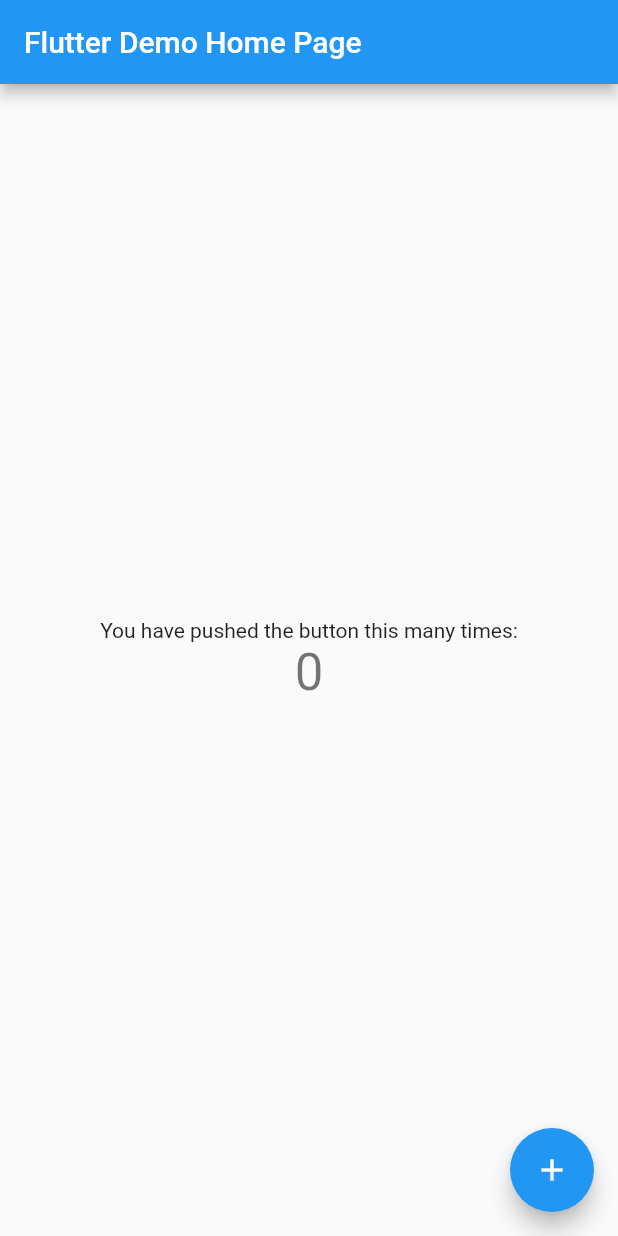
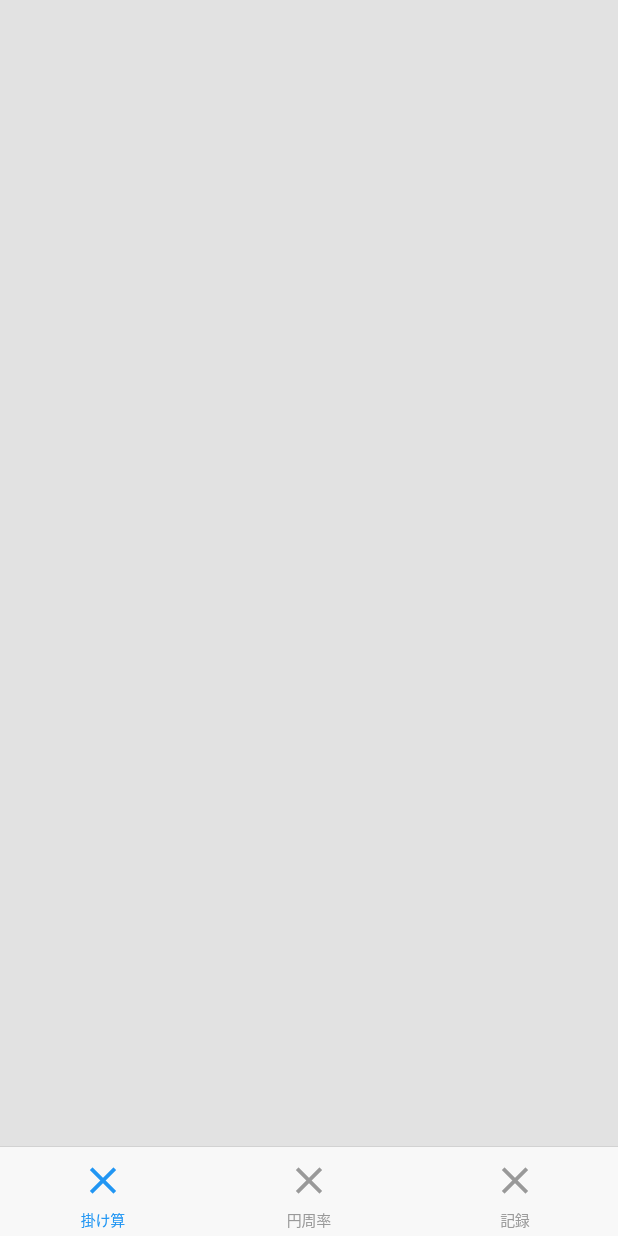
Before and after one commit to matsumo-and/Flutter_Pi_Memorization, a Flutter app: the screen it shows after launch, on a phone screen of 412 x 824 dp. Run offline on Flutter 3.47's test engine with Material 2 defaults, Android fonts, the phone set to English and light mode, and no system bars; our stand-ins replace flutter_riverpod.

Commit message:
create three tab view

```diff
--- a/lib/main.dart
+++ b/lib/main.dart
@@ -1,4 +1,6 @@
 import 'package:flutter/material.dart';
+
+import 'view/bottom_tab_bar.dart';
 
 void main() {
   runApp(const MyApp());
@@ -7,109 +9,14 @@ void main() {
 class MyApp extends StatelessWidget {
   const MyApp({Key? key}) : super(key: key);
 
-  // This widget is the root of your application.
   @override
   Widget build(BuildContext context) {
     return MaterialApp(
-      title: 'Flutter Demo',
+      title: 'Pi_Memorization',
       theme: ThemeData(
-        // This is the theme of your application.
-        //
-        // Try running your application with "flutter run". You'll see the
-        // application has a blue toolbar. Then, without quitting the app, try
-        // changing the primarySwatch below to Colors.green and then invoke
-        // "hot reload" (press "r" in the console where you ran "flutter run",
-        // or simply save your changes to "hot reload" in a Flutter IDE).
-        // Notice that the counter didn't reset back to zero; the application
-        // is not restarted.
         primarySwatch: Colors.blue,
       ),
-      home: const MyHomePage(title: 'Flutter Demo Home Page'),
+      home: const BottomTabBar(),
     );
   }
 }
-
-class MyHomePage extends StatefulWidget {
-  const MyHomePage({Key? key, required this.title}) : super(key: key);
-
-  // This widget is the home page of your application. It is stateful, meaning
-  // that it has a State object (defined below) that contains fields that affect
-  // how it looks.
-
-  // This class is the configuration for the state. It holds the values (in this
-  // case the title) provided by the parent (in this case the App widget) and
-  // used by the build method of the State. Fields in a Widget subclass are
-  // always marked "final".
-
-  final String title;
-
-  @override
-  State<MyHomePage> createState() => _MyHomePageState();
-}
-
-class _MyHomePageState extends State<MyHomePage> {
-  int _counter = 0;
-
-  void _incrementCounter() {
-    setState(() {
-      // This call to setState tells the Flutter framework that something has
-      // changed in this State, which causes it to rerun the build method below
-      // so that the display can reflect the updated values. If we changed
-      // _counter without calling setState(), then the build method would not be
-      // called again, and so nothing would appear to happen.
-      _counter++;
-    });
-  }
-
-  @override
-  Widget build(BuildContext context) {
-    // This method is rerun every time setState is called, for instance as done
-    // by the _incrementCounter method above.
-    //
-    // The Flutter framework has been optimized to make rerunning build methods
-    // fast, so that you can just rebuild anything that needs updating rather
-    // than having to individually change instances of widgets.
-    return Scaffold(
-      appBar: AppBar(
-        // Here we take the value from the MyHomePage object that was created by
-        // the App.build method, and use it to set our appbar title.
-        title: Text(widget.title),
-      ),
-      body: Center(
-        // Center is a layout widget. It takes a single child and positions it
-        // in the middle of the parent.
-        child: Column(
-          // Column is also a layout widget. It takes a list of children and
-          // arranges them vertically. By default, it sizes itself to fit its
-          // children horizontally, and tries to be as tall as its parent.
-          //
-          // Invoke "debug painting" (press "p" in the console, choose the
-          // "Toggle Debug Paint" action from the Flutter Inspector in Android
-          // Studio, or the "Toggle Debug Paint" command in Visual Studio Code)
-          // to see the wireframe for each widget.
-          //
-          // Column has various properties to control how it sizes itself and
-          // how it positions its children. Here we use mainAxisAlignment to
-          // center the children vertically; the main axis here is the vertical
-          // axis because Columns are vertical (the cross axis would be
-          // horizontal).
-          mainAxisAlignment: MainAxisAlignment.center,
-          children: <Widget>[
-            const Text(
-              'You have pushed the button this many times:',
-            ),
-            Text(
-              '$_counter',
-              style: Theme.of(context).textTheme.headline4,
-            ),
-          ],
-        ),
-      ),
-      floatingActionButton: FloatingActionButton(
-        onPressed: _incrementCounter,
-        tooltip: 'Increment',
-        child: const Icon(Icons.add),
-      ), // This trailing comma makes auto-formatting nicer for build methods.
-    );
-  }
-}
--- a/lib/view/bottom_tab_bar.dart
+++ b/lib/view/bottom_tab_bar.dart
@@ -1,5 +1,9 @@
 import 'package:flutter/cupertino.dart';
+import 'package:flutter/material.dart';
 import 'package:flutter_pi_memorization/model/tab.dart';
+import 'package:flutter_pi_memorization/view/multiplication.dart';
+import 'package:flutter_pi_memorization/view/pi_memorization.dart';
+import 'package:flutter_pi_memorization/view/progress_record.dart';
 import 'package:flutter_riverpod/flutter_riverpod.dart';
 
 class BottomTabBar extends ConsumerStatefulWidget {
@@ -13,7 +17,9 @@ class BottomBarState extends ConsumerState<BottomTabBar> {
   late CupertinoTabController _controller;
 
   final List<Tabs> _tabsList = [
-    /// TODO create Tab list
+    const Tabs(Multiprication(), "掛け算", Icon(Icons.close)),
+    const Tabs(PiMemorization(), "円周率", Icon(Icons.close)),
+    const Tabs(ProgressRecord(), "記録", Icon(Icons.close)),
   ];
 
   List<GlobalKey<NavigatorState>> _globalKeyList = [];
--- /dev/null
+++ b/lib/view/multiplication.dart
@@ -0,0 +1,10 @@
+import 'package:flutter/material.dart';
+
+class Multiprication extends StatelessWidget {
+  const Multiprication({Key? key}) : super(key: key);
+
+  @override
+  Widget build(BuildContext context) {
+    return Container();
+  }
+}
--- /dev/null
+++ b/lib/view/pi_memorization.dart
@@ -0,0 +1,10 @@
+import 'package:flutter/material.dart';
+
+class PiMemorization extends StatelessWidget {
+  const PiMemorization({Key? key}) : super(key: key);
+
+  @override
+  Widget build(BuildContext context) {
+    return Container();
+  }
+}
--- /dev/null
+++ b/lib/view/progress_record.dart
@@ -0,0 +1,10 @@
+import 'package:flutter/material.dart';
+
+class ProgressRecord extends StatelessWidget {
+  const ProgressRecord({Key? key}) : super(key: key);
+
+  @override
+  Widget build(BuildContext context) {
+    return Container();
+  }
+}
```
